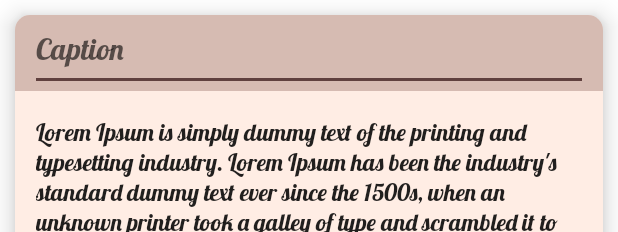
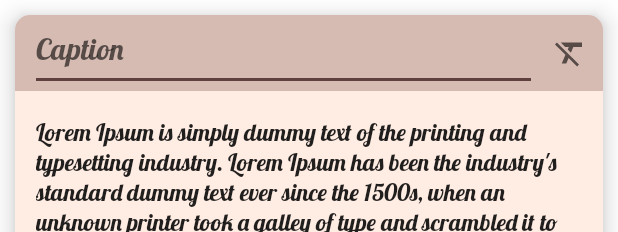
Before and after one commit to Amina1000/NoteAdvanced, an Android app: the layout fragment_detail.xml on its own in the app's theme, with its tools: preview values and no code run, on a phone screen of 412 x 824 dp. Shown: the top 232 px of the screen. Run offline under Robolectric (Android 15) with nearby library versions, the light colour scheme and no system bars.

Commit message:
lesson 5:
2. Добавила очистку текста в окне редактирования.

```diff
--- a/app/src/main/java/com/cocos/develop/noteadvanced/ui/details/DetailFragment.kt
+++ b/app/src/main/java/com/cocos/develop/noteadvanced/ui/details/DetailFragment.kt
@@ -1,8 +1,6 @@
 package com.cocos.develop.noteadvanced.ui.details
 
 import android.app.DatePickerDialog
-import android.icu.text.SimpleDateFormat
-import android.os.Build
 import android.os.Bundle
 import android.view.LayoutInflater
 import android.view.View
@@ -69,6 +67,10 @@ class DetailFragment : Fragment() {
         binding.removeNote.setOnClickListener {
             removeNote()
         }
+        binding.textClear.setOnClickListener {
+            binding.descriptionsTextview.setText("")
+            binding.headerEditText.setText("")
+        }
 
     }
 
--- /dev/null
+++ b/app/src/main/res/drawable/ic_baseline_clear.xml
@@ -0,0 +1,5 @@
+<vector android:height="30dp" android:tint="?attr/colorControlNormal"
+    android:viewportHeight="24" android:viewportWidth="24"
+    android:width="30dp" xmlns:android="http://schemas.android.com/apk/res/android">
+    <path android:fillColor="@android:color/white" android:pathData="M19,6.41L17.59,5 12,10.59 6.41,5 5,6.41 10.59,12 5,17.59 6.41,19 12,13.41 17.59,19 19,17.59 13.41,12z"/>
+</vector>
--- /dev/null
+++ b/app/src/main/res/drawable/ic_baseline_format_clear_24.xml
@@ -0,0 +1,10 @@
+<vector xmlns:android="http://schemas.android.com/apk/res/android"
+    android:width="24dp"
+    android:height="24dp"
+    android:viewportWidth="24"
+    android:viewportHeight="24"
+    android:tint="?attr/colorControlNormal">
+  <path
+      android:fillColor="@android:color/white"
+      android:pathData="M3.27,5L2,6.27l6.97,6.97L6.5,19h3l1.57,-3.66L16.73,21 18,19.73 3.55,5.27 3.27,5zM6,5v0.18L8.82,8h2.4l-0.72,1.68 2.1,2.1L14.21,8H20V5H6z"/>
+</vector>
--- a/app/src/main/res/layout/fragment_detail.xml
+++ b/app/src/main/res/layout/fragment_detail.xml
@@ -14,8 +14,8 @@
         app:cardBackgroundColor="@color/primaryLightColor"
         app:cardCornerRadius="10dp"
         app:cardElevation="10dp"
+        app:layout_constraintEnd_toEndOf="parent"
         app:layout_constraintHeight_percent="0.75"
-        app:layout_constraintEnd_toEndOf="parent"
         app:layout_constraintStart_toStartOf="parent"
         app:layout_constraintTop_toTopOf="parent">
 
@@ -24,20 +24,32 @@
             android:layout_height="wrap_content"
             android:orientation="vertical">
 
-            <FrameLayout
+            <LinearLayout
                 android:layout_width="match_parent"
                 android:layout_height="wrap_content"
-                android:background="@color/primaryColor">
+                android:background="@color/primaryColor"
+                android:orientation="horizontal">
 
                 <androidx.appcompat.widget.AppCompatEditText
                     android:id="@+id/header_edit_text"
-                    android:layout_width="match_parent"
+                    android:layout_width="0dp"
                     android:layout_height="wrap_content"
+                    android:layout_weight="1"
+                    android:gravity="start"
                     android:layout_marginStart="@dimen/margin_small"
                     android:layout_marginEnd="@dimen/margin_small"
                     android:hint="@string/note_caption"
-                    android:textSize="@dimen/text_size_large" />
-            </FrameLayout>
+                    android:textSize="@dimen/text_size_large"/>
+                <androidx.appcompat.widget.AppCompatImageView
+                    android:id="@+id/text_clear"
+                    android:layout_width="wrap_content"
+                    android:layout_height="wrap_content"
+                    android:layout_gravity="center"
+                    android:clickable="true"
+                    android:focusable="true"
+                    android:layout_marginEnd="@dimen/margin_small"
+                    app:srcCompat="@drawable/ic_baseline_format_clear_24" />
+            </LinearLayout>
 
             <ScrollView
                 android:layout_width="match_parent"
@@ -54,8 +66,8 @@
                     android:gravity="start"
                     android:inputType="textMultiLine"
                     android:minLines="8"
+                    android:scrollbars="vertical"
                     android:textSize="16sp"
-                    android:scrollbars="vertical"
                     tools:text="@string/large_text" />
             </ScrollView>
 
@@ -103,9 +115,9 @@
         android:layout_width="match_parent"
         android:layout_height="0dp"
         android:layout_gravity="bottom"
-        app:layout_constraintHeight_percent="0.15"
         app:layout_constraintBottom_toBottomOf="parent"
         app:layout_constraintEnd_toEndOf="parent"
+        app:layout_constraintHeight_percent="0.15"
         app:layout_constraintStart_toStartOf="parent">
 
         <com.google.android.material.button.MaterialButton
```
